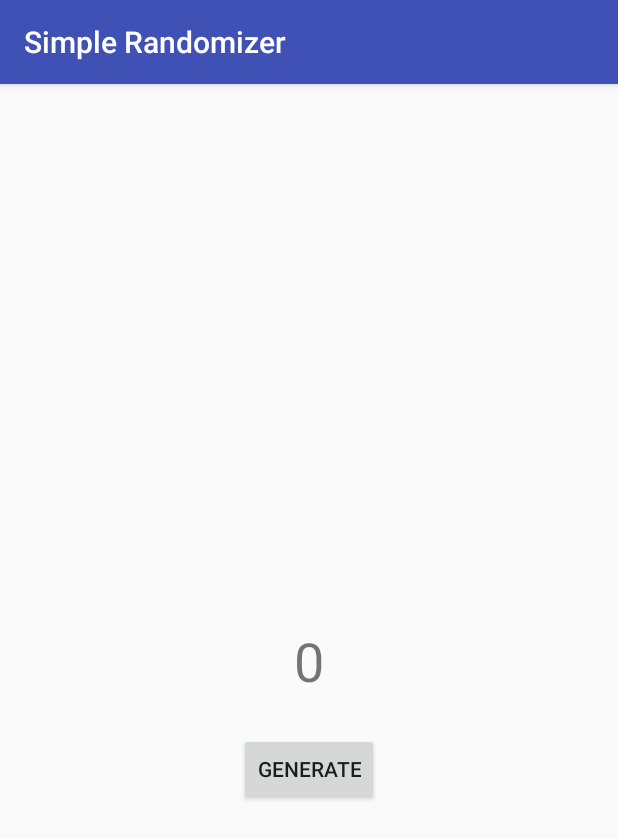
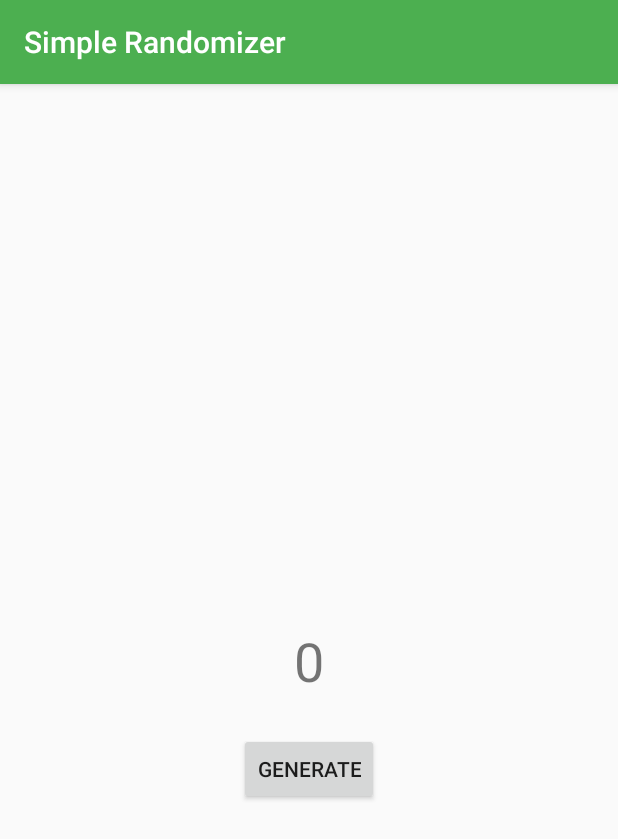
Before and after one commit to eventhandler23/simplerandomizer, an Android app: the screen it shows after launch (MainActivity), on a phone screen of 412 x 824 dp. Shown: the top 839 px of the screen. Run offline under Robolectric (Android 15) with nearby library versions, the phone set to English and light mode, and no system bars.

Commit message:
Update the app color scheme

```diff
--- a/app/src/main/res/values/colors.xml
+++ b/app/src/main/res/values/colors.xml
@@ -1,6 +1,8 @@
 <?xml version="1.0" encoding="utf-8"?>
 <resources>
-    <color name="colorPrimary">#3F51B5</color>
-    <color name="colorPrimaryDark">#303F9F</color>
-    <color name="colorAccent">#FF4081</color>
+    <color name="colorPrimary">#4CAF50</color>
+    <color name="colorPrimaryDark">#388E3C</color>
+    <color name="colorPrimaryLight">#C8E6C9</color>
+    <color name="colorAccent">#ff5252</color>
+    <color name="primaryText">#212121</color>
 </resources>
```
